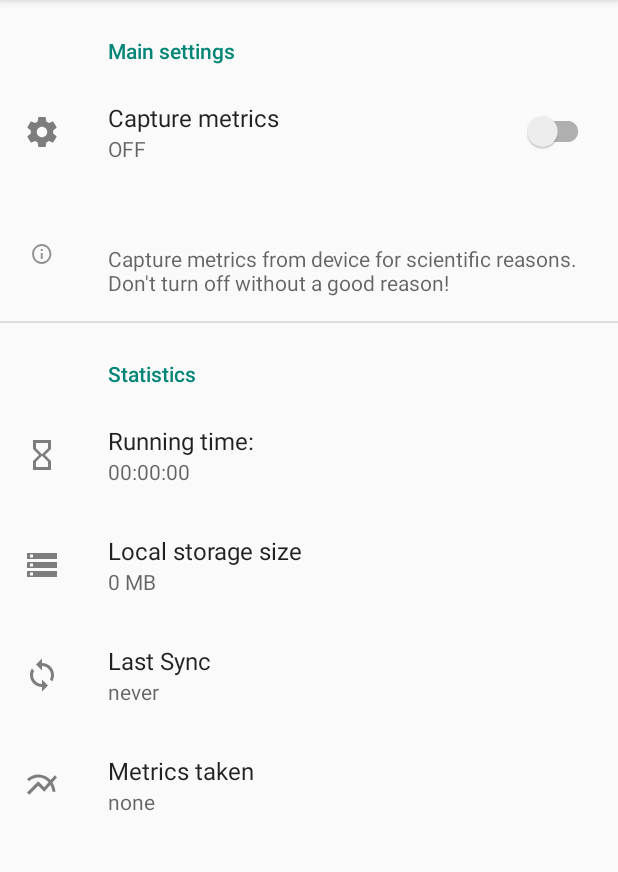
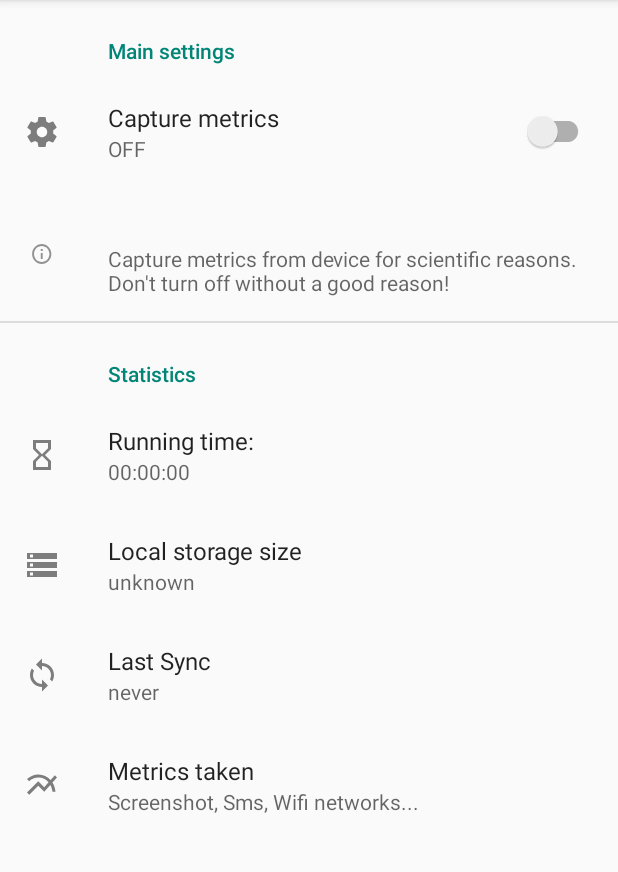
Before and after one commit to ondrejsotolar/android-datacollector, an Android app: the screen it shows after launch (MainActivity), on a phone screen of 412 x 824 dp, the part 84-956 px from its top. Run offline under Robolectric (Android 15) with nearby library versions, the phone set to English and light mode, and no system bars; our stand-ins replace androidx.preference.

```diff
--- a/app/src/main/java/cz/muni/irtis/datacollector/MainActivity.java
+++ b/app/src/main/java/cz/muni/irtis/datacollector/MainActivity.java
@@ -6,12 +6,8 @@ import android.content.Intent;
 import android.content.IntentFilter;
 import android.media.projection.MediaProjectionManager;
 import android.os.Bundle;
-import android.transition.Slide;
-import android.view.Gravity;
 import android.view.MenuItem;
 import android.widget.Toast;
-
-import java.util.Arrays;
 
 import androidx.appcompat.app.ActionBar;
 import androidx.fragment.app.Fragment;
@@ -138,6 +134,9 @@ public class MainActivity extends PermissionAppCompatActivity
         } else if ("metricsTaken".equals(key)) {
             initMetricsScreenFragment();
         }
+        else if ("localStorage".equals(key)) {
+            updateStorageSize();
+        }
         return true;
     }
 
@@ -203,6 +202,7 @@ public class MainActivity extends PermissionAppCompatActivity
 
         setActionBar(false);
         setOnOffState(SchedulerService.IS_RUNNING);
+        updateStorageSize();
     }
 
     private void initSyncScreenFragment() {
@@ -276,8 +276,7 @@ public class MainActivity extends PermissionAppCompatActivity
             RootScreenFragment rootFragment = (RootScreenFragment) fragment;
             rootFragment.setOnOfSwitchValue(value);
             rootFragment.setLocalFilesSize(this, DatabaseHelper.getInstance(this).getSize());
-            rootFragment.setCollectedMetrics(
-                    Arrays.asList("Screenshot", "Sms", "Wifi networks", "Location"));
+
 
         }
     }
@@ -290,5 +289,11 @@ public class MainActivity extends PermissionAppCompatActivity
         }
     }
 
-
+    private void updateStorageSize() {
+        Fragment fragment = getSupportFragmentManager().findFragmentById(R.id.fragment);
+        if (fragment instanceof RootScreenFragment) {
+            RootScreenFragment rootFragment = (RootScreenFragment) fragment;
+            rootFragment.setLocalFilesSize(this, DatabaseHelper.getInstance(this).getSize());
+        }
+    }
 }
--- a/app/src/main/java/cz/muni/irtis/datacollector/fragment/RootScreenFragment.java
+++ b/app/src/main/java/cz/muni/irtis/datacollector/fragment/RootScreenFragment.java
@@ -31,6 +31,9 @@ public class RootScreenFragment extends PreferenceFragmentCompat {
 
         Preference metrics = findPreference("metricsTaken");
         metrics.setOnPreferenceClickListener(preferenceClickListener);
+
+        Preference storage = findPreference("localStorage");
+        storage.setOnPreferenceClickListener(preferenceClickListener);
     }
 
     /**
@@ -88,14 +91,14 @@ public class RootScreenFragment extends PreferenceFragmentCompat {
 
             @Override
             protected Object doInBackground(Object[] objects) {
-                this.bits = getFolderSize(folder) + dbSize;
+                this.bits = getFolderSize(folder);
                 return null;
             }
 
             @Override
             protected void onPostExecute(Object o) {
                 Preference preference = findPreference("localStorage");
-                preference.setSummary(String.valueOf(bitsToMB(bits)) + " MB");
+                preference.setSummary("Files: " + String.valueOf(bitsToMB(bits)) + " MB, Database: " + bitsToMB(dbSize) + " MB");
             }
         };
         task.execute();
--- a/app/src/main/res/xml/preferences.xml
+++ b/app/src/main/res/xml/preferences.xml
@@ -24,7 +24,7 @@
         <Preference
             app:key="localStorage"
             app:title="@string/local_storage_size"
-            app:summary="0 MB"
+            app:summary="unknown"
             app:icon="@drawable/ic_storage_grey_24dp"/>
 
         <Preference
@@ -36,7 +36,7 @@
         <Preference
             app:key="metricsTaken"
             app:title="@string/metrics_taken"
-            app:summary="none"
+            app:summary="Screenshot, Sms, Wifi networks..."
             app:icon="@drawable/ic_multiline_chart_grey_24dp"/>
     </PreferenceCategory>
 </androidx.preference.PreferenceScreen>
```
